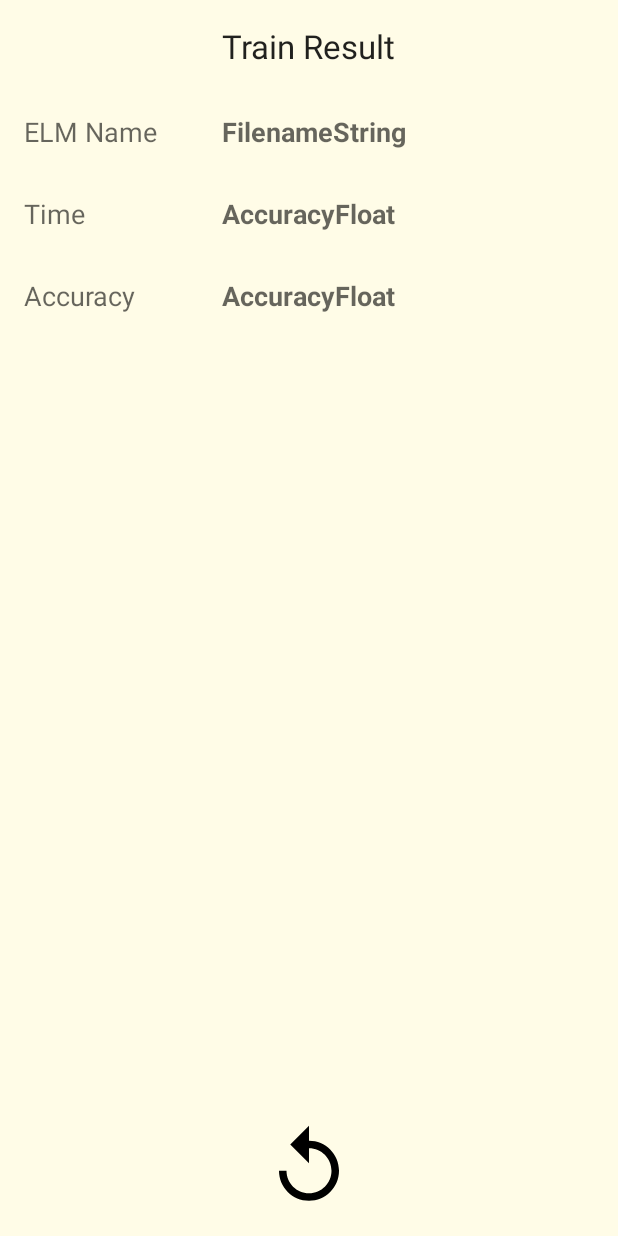
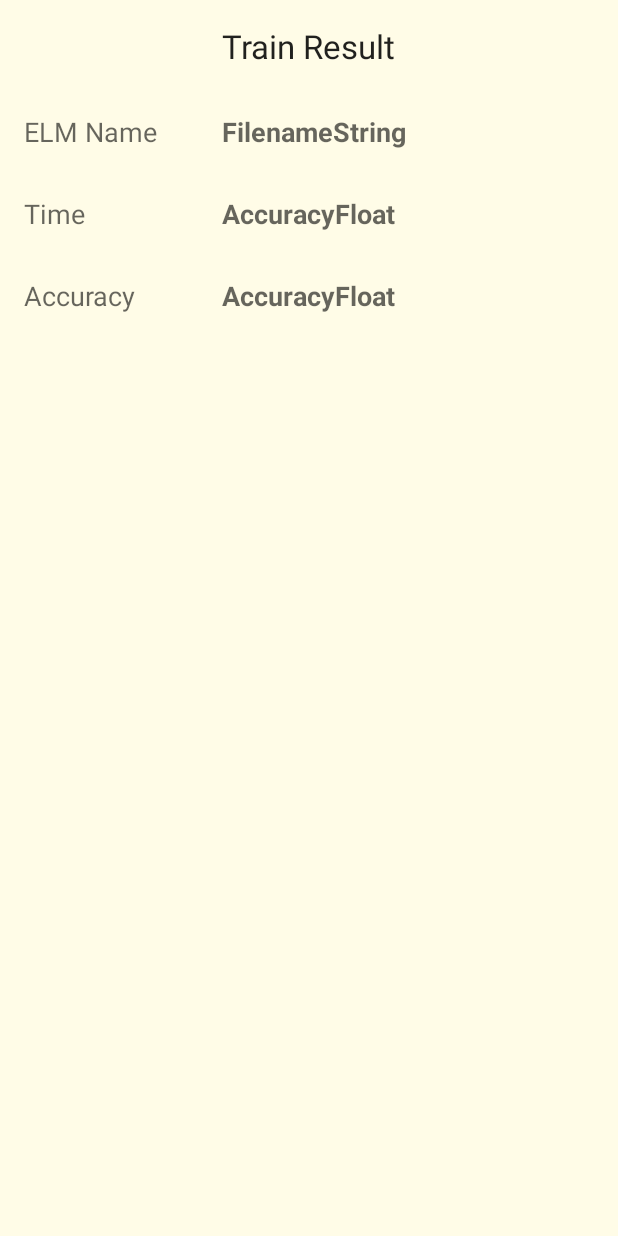
Before and after one commit to MatheusLemke/tcc, an Android app: the layout activity_results.xml on its own in the app's theme, with its tools: preview values and no code run, on a phone screen of 412 x 824 dp. Run offline under Robolectric (Android 15) with nearby library versions, the phone set to English and light mode, and no system bars.

Commit message:
Interface final

```diff
--- a/app/build.gradle
+++ b/app/build.gradle
@@ -21,7 +21,7 @@ android {
 
 dependencies {
     compile fileTree(include: ['*.jar'], dir: 'libs')
-    testCompile 'junit:junit:4.12'
+    //testCompile 'junit:junit:4.12'
     compile 'com.android.support:appcompat-v7:23.4.0'
     compile files('libs/mtj-0.9.9.jar')
 }
--- a/app/src/main/java/br/com/lemke/tcc/util/Constants.java
+++ b/app/src/main/java/br/com/lemke/tcc/util/Constants.java
@@ -22,7 +22,7 @@ public class Constants
     public static final int N_EXECUTIONS = 30;
 
 
-    public static final int MIN_NUMBER_OF_HIDDEN_NEURONS = 40;
+    public static final int MIN_NUMBER_OF_HIDDEN_NEURONS = 10;
     public static final int MAX_NUMBER_OF_HIDDEN_NEURONS = 50;
     public static String[] FUNCTIONS = {"sig", "sin"};
 
@@ -31,8 +31,8 @@ public class Constants
     public DenseMatrix importMatrixToTest(Context context, int elm_Type) throws IOException
     public String[][] importAttributesClassesNamesToTrain(Context context, int n_Attributes, int elm_Type, int n_Classes) throws IOException
      */
-    public static final int ELM_TYPE = 1;
-    public static final String ELM_NAME = "Liver";
+    public static final int ELM_TYPE = 0;
+    public static final String ELM_NAME = "Space_GA";
 
 
 }
--- a/app/src/main/res/drawable/ic_replay_black_24dp.xml
+++ /dev/null
@@ -1,9 +0,0 @@
-<vector xmlns:android="http://schemas.android.com/apk/res/android"
-        android:width="24dp"
-        android:height="24dp"
-        android:viewportWidth="24.0"
-        android:viewportHeight="24.0">
-    <path
-        android:fillColor="#FF000000"
-        android:pathData="M12,5V1L7,6l5,5V7c3.31,0 6,2.69 6,6s-2.69,6 -6,6 -6,-2.69 -6,-6H4c0,4.42 3.58,8 8,8s8,-3.58 8,-8 -3.58,-8 -8,-8z"/>
-</vector>
--- a/app/src/main/res/drawable/test_file.xml
+++ b/app/src/main/res/drawable/test_file.xml
@@ -1,6 +1,6 @@
 <vector xmlns:android="http://schemas.android.com/apk/res/android"
-        android:width="@dimen/main_image_size"
-        android:height="@dimen/main_image_size"
+        android:width="90dp"
+        android:height="90dp"
         android:viewportHeight="232.153"
         android:viewportWidth="232.153">
     <path
--- a/app/src/main/res/drawable/test_input.xml
+++ b/app/src/main/res/drawable/test_input.xml
@@ -1,6 +1,6 @@
 <vector xmlns:android="http://schemas.android.com/apk/res/android"
-        android:width="@dimen/main_image_size"
-        android:height="@dimen/main_image_size"
+        android:width="90dp"
+        android:height="90dp"
         android:viewportHeight="232.153"
         android:viewportWidth="232.153">
     <path
--- a/app/src/main/res/drawable/train.xml
+++ b/app/src/main/res/drawable/train.xml
@@ -1,6 +1,6 @@
 <vector xmlns:android="http://schemas.android.com/apk/res/android"
-        android:width="@dimen/main_image_size"
-        android:height="@dimen/main_image_size"
+        android:width="90dp"
+        android:height="90dp"
         android:viewportHeight="597.006"
         android:viewportWidth="597.006">
     <path
--- a/app/src/main/res/layout/activity_results.xml
+++ b/app/src/main/res/layout/activity_results.xml
@@ -87,13 +87,4 @@
         android:layout_alignStart="@+id/textView_Results_AccuracyFloat"
         android:layout_alignEnd="@+id/textView_Results_ElmNameString"/>
 
-    <ImageButton
-        android:id="@+id/imageButton_Results_Back"
-        android:layout_width="60dp"
-        android:layout_height="60dp"
-        android:layout_alignParentBottom="true"
-        android:layout_centerHorizontal="true"
-        android:background="@drawable/ic_replay_black_24dp"
-        android:onClick="imageButtonReturnClick"/>
-
 </RelativeLayout>
--- a/app/src/main/res/values/dimens.xml
+++ b/app/src/main/res/values/dimens.xml
@@ -2,5 +2,4 @@
     <!-- Default screen margins, per the Android Design guidelines. -->
     <dimen name="activity_horizontal_margin">16dp</dimen>
     <dimen name="activity_vertical_margin">16dp</dimen>
-    <dimen name="main_image_size">90dp</dimen>
 </resources>
```
Also changed, not shown: app/src/main/AndroidManifest.xml (+4 -4 lines), app/src/main/java/br/com/lemke/tcc/elm/ElmTrain.java (+12 -15 lines), app/src/main/java/br/com/lemke/tcc/util/FileManipulation.java (+30 -40 lines), app/src/main/res/drawable/ic_play_arrow_black_24dp.xml (deleted, +0 -9 lines), app/src/main/res/layout/activity_main.xml (+42 -43 lines), 6 other files.
